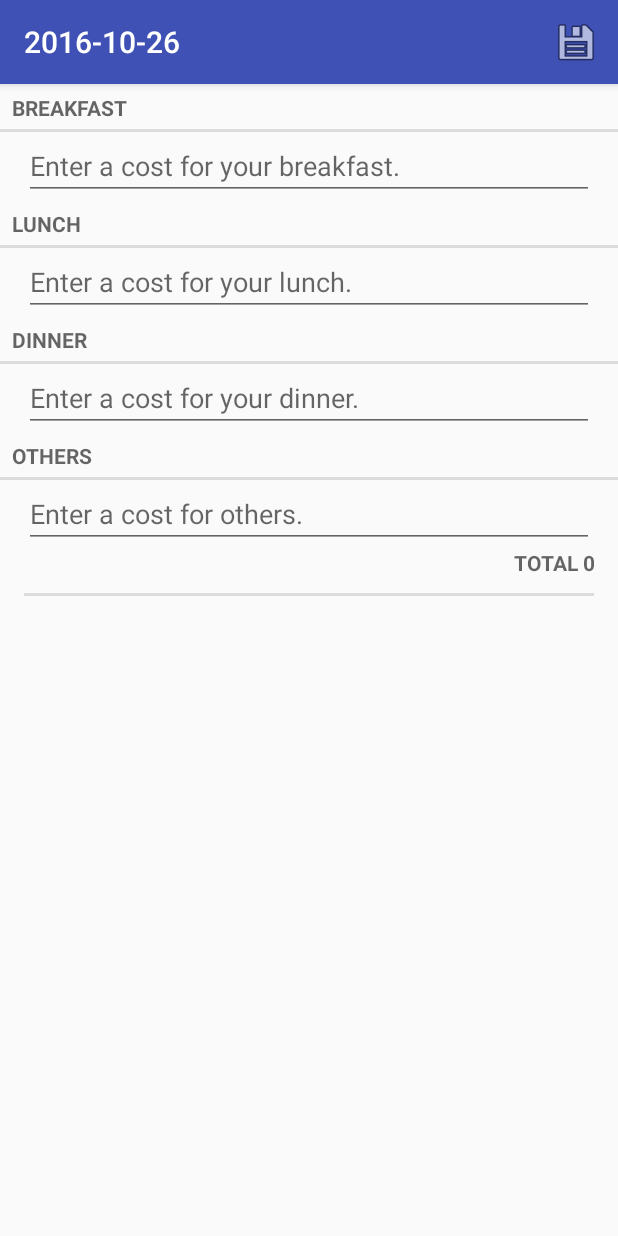
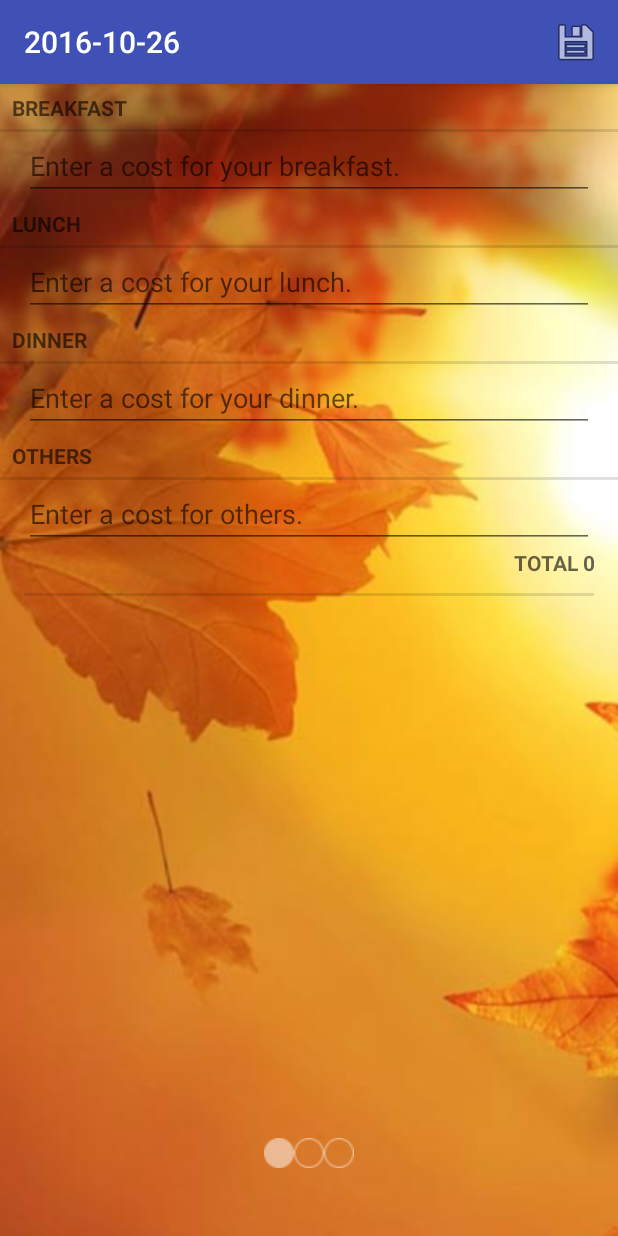
Before and after one commit to Chorior/livingExpenseRecord, an Android app: the screen it shows after launch (RecordActivity), on a phone screen of 412 x 824 dp. Run offline under Robolectric (Android 15) with nearby library versions, the phone set to English and light mode, and no system bars.

Commit message:
add dots

```diff
--- a/livingExpenseRecord/app/src/main/java/org/chorior/pengzhen/livingexpenserecord/RecordActivity.java
+++ b/livingExpenseRecord/app/src/main/java/org/chorior/pengzhen/livingexpenserecord/RecordActivity.java
@@ -4,9 +4,12 @@ import android.support.v4.app.FragmentManager;
 import android.os.Bundle;
 import android.support.v4.app.Fragment;
 import android.support.v4.app.FragmentPagerAdapter;
+import android.support.v4.content.ContextCompat;
 import android.support.v4.view.ViewPager;
 import android.support.v7.app.AppCompatActivity;
 import android.text.format.DateFormat;
+import android.widget.ImageView;
+import android.widget.LinearLayout;
 
 import java.util.ArrayList;
 import java.util.Date;
@@ -21,6 +24,7 @@ public class RecordActivity extends AppCompatActivity {
     private List<Fragment> mFragmentList = new ArrayList<>();;
     private static final String KEY_INDEX = "index";
     private int savedIndex = 0;
+    private List<ImageView> dots;
 
     @Override
     protected void onCreate(Bundle savedInstanceState) {
@@ -42,6 +46,8 @@ public class RecordActivity extends AppCompatActivity {
         mFragmentList.add(fragment0);
         mFragmentList.add(fragment1);
         mFragmentList.add(fragment2);
+
+        addDots();
 
         FragmentManager fm = getSupportFragmentManager();
         mViewPager.setOffscreenPageLimit(mFragmentList.size());
@@ -70,14 +76,23 @@ public class RecordActivity extends AppCompatActivity {
                         Date date = new Date();
                         setTitle(DateFormat.format("yyyy-MM-dd",date));
                         mRecord_fragment.updateRecordFragmentView();
+                        dots.get(0).setImageResource(R.drawable.ic_dot_selected);
+                        dots.get(1).setImageResource(R.drawable.ic_dot_normal);
+                        dots.get(2).setImageResource(R.drawable.ic_dot_normal);
                         break;
                     case 1:
                         setTitle(R.string.record_list_title);
                         mRecordListFragment.refreshData();
+                        dots.get(0).setImageResource(R.drawable.ic_dot_normal);
+                        dots.get(1).setImageResource(R.drawable.ic_dot_selected);
+                        dots.get(2).setImageResource(R.drawable.ic_dot_normal);
                         break;
                     case 2:
                         setTitle(R.string.total_month_title);
                         mFragment_total_month.updateTextView();
+                        dots.get(0).setImageResource(R.drawable.ic_dot_normal);
+                        dots.get(1).setImageResource(R.drawable.ic_dot_normal);
+                        dots.get(2).setImageResource(R.drawable.ic_dot_selected);
                         break;
                     default:
                 }
@@ -98,12 +113,21 @@ public class RecordActivity extends AppCompatActivity {
             case 0:
                 Date date = new Date();
                 setTitle(DateFormat.format("yyyy-MM-dd",date));
+                dots.get(0).setImageResource(R.drawable.ic_dot_selected);
+                dots.get(1).setImageResource(R.drawable.ic_dot_normal);
+                dots.get(2).setImageResource(R.drawable.ic_dot_normal);
                 break;
             case 1:
                 setTitle(R.string.record_list_title);
+                dots.get(0).setImageResource(R.drawable.ic_dot_normal);
+                dots.get(1).setImageResource(R.drawable.ic_dot_selected);
+                dots.get(2).setImageResource(R.drawable.ic_dot_normal);
                 break;
             case 2:
                 setTitle(R.string.total_month_title);
+                dots.get(0).setImageResource(R.drawable.ic_dot_normal);
+                dots.get(1).setImageResource(R.drawable.ic_dot_normal);
+                dots.get(2).setImageResource(R.drawable.ic_dot_selected);
                 break;
             default:
         }
@@ -112,6 +136,7 @@ public class RecordActivity extends AppCompatActivity {
     @Override
     protected void onPause() {
         super.onPause();
+        savedIndex = mViewPager.getCurrentItem();
         RecordLab.get(getApplicationContext()).saveRecords();
     }
 
@@ -122,4 +147,22 @@ public class RecordActivity extends AppCompatActivity {
             outState.putInt(KEY_INDEX,mViewPager.getCurrentItem());
         }
     }
+
+    public void addDots() {
+        dots = new ArrayList<>();
+        LinearLayout dotsLayout = (LinearLayout) findViewById(R.id.dots);
+
+        for (int i = 0; i < mFragmentList.size(); i++) {
+            ImageView dot = new ImageView(this);
+            dot.setImageDrawable(ContextCompat.getDrawable(this, R.drawable.ic_dot_normal));
+
+            LinearLayout.LayoutParams params = new LinearLayout.LayoutParams(
+                    LinearLayout.LayoutParams.WRAP_CONTENT,
+                    LinearLayout.LayoutParams.WRAP_CONTENT
+            );
+            dotsLayout.addView(dot, params);
+
+            dots.add(dot);
+        }
+    }
 }
--- a/livingExpenseRecord/app/src/main/res/layout/activity_record.xml
+++ b/livingExpenseRecord/app/src/main/res/layout/activity_record.xml
@@ -1,7 +1,26 @@
 <?xml version="1.0" encoding="utf-8"?>
-<android.support.v4.view.ViewPager
-    xmlns:android="http://schemas.android.com/apk/res/android"
-    android:id="@+id/viewPager"
+<RelativeLayout xmlns:android="http://schemas.android.com/apk/res/android"
     android:layout_width="match_parent"
     android:layout_height="match_parent"
-    />
+    android:orientation="vertical"
+    android:background="@drawable/background">
+
+    <android.support.v4.view.ViewPager
+        android:id="@+id/viewPager"
+        android:layout_width="match_parent"
+        android:layout_height="match_parent"
+        />
+    <RelativeLayout
+        android:layout_width="wrap_content"
+        android:layout_height="wrap_content"
+        android:layout_alignParentBottom="true"
+        android:layout_centerHorizontal="true"
+        android:layout_marginBottom="45dip" >
+        <LinearLayout
+            android:orientation="horizontal"
+            android:layout_width="wrap_content"
+            android:layout_height="wrap_content"
+            android:id="@+id/dots"
+            />
+    </RelativeLayout>
+</RelativeLayout>
```
Also changed, not shown: livingExpenseRecord/app/src/main/res/drawable/background.png (added), livingExpenseRecord/app/src/main/res/drawable/ic_dot_normal.png (added), livingExpenseRecord/app/src/main/res/drawable/ic_dot_selected.png (added).
